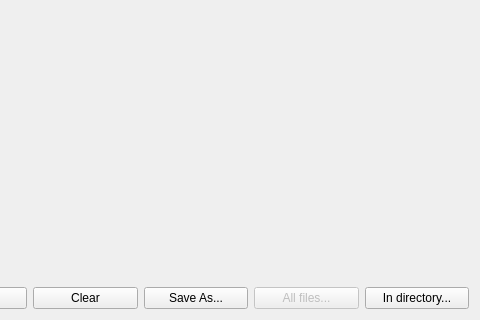
This is src/app/Watermark.ui in sptrakesh/pictureviewer as Qt 5 draws it before an edit; both pictures show x 894 to 1374 and y 404 to 724 of the 1374 by 724 pixel window. The edited form follows.
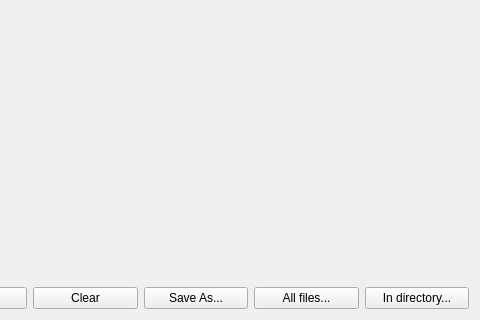
This is the edited form. Icons and pictures are not drawn.

```diff
--- a/src/app/Watermark.ui
+++ b/src/app/Watermark.ui
@@ -253,7 +253,7 @@
        <item>
         <widget class="QPushButton" name="applyAll">
          <property name="enabled">
-          <bool>false</bool>
+          <bool>true</bool>
          </property>
          <property name="text">
           <string>All files...</string>
```
Left out of the diff: 16 changed lines with no effect on the pictures.
